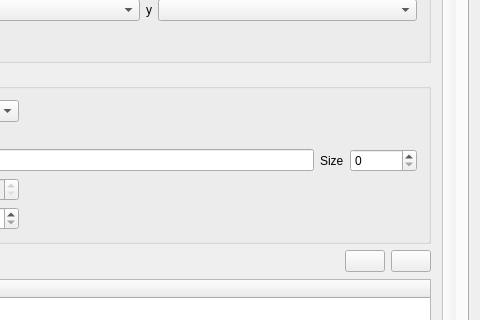
kadas-albireo/kadas-albireo, file src/ui/qgsvectorlayerpropertiesbase.ui: the form before one commit; both pictures show x 456 to 936 and y 366 to 686 of the 936 by 860 pixel window.
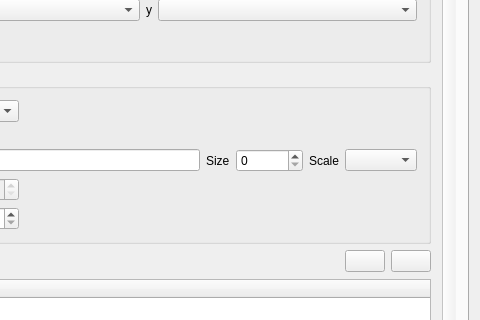
The form after the commit. Icons and pictures are not drawn. Custom widgets are drawn as their Qt base class.

Commit message: Add option to scale by area/scale by diameter for PieChart and Text Diagram

What changed in the file:
```diff
--- a/src/ui/qgsvectorlayerpropertiesbase.ui
+++ b/src/ui/qgsvectorlayerpropertiesbase.ui
@@ -1457,6 +1457,16 @@
                     </property>
                    </widget>
                   </item>
+                  <item>
+                   <widget class="QLabel" name="mScaleDependencyLabel">
+                    <property name="text">
+                     <string>Scale</string>
+                    </property>
+                   </widget>
+                  </item>
+                  <item>
+                   <widget class="QComboBox" name="mScaleDependencyComboBox"/>
+                  </item>
                  </layout>
                 </item>
                 <item row="0" column="2">
```
The commit also changes 4 other files.
